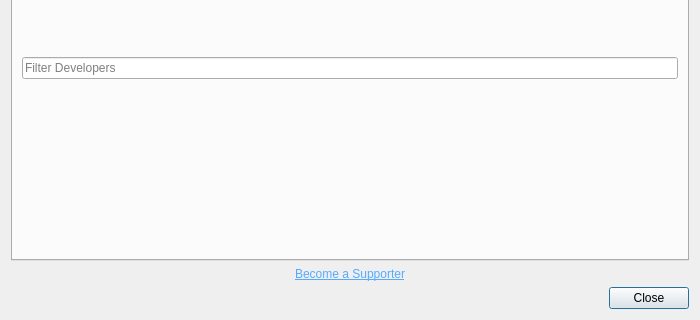
Qt form src/windows/ui/credits.ui (OpenShot/openshot-qt) before a commit; both pictures show x 0 to 700 and y 160 to 480 of the 700 by 480 pixel window.
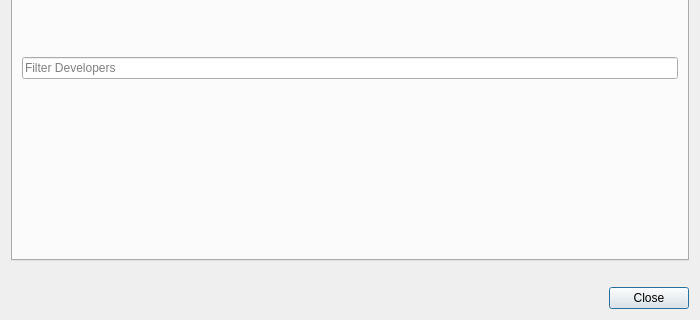
The same form after that commit. Icons and pictures are not drawn.

Commit message: Integrating current language into website URLs and simplifying a few translations (removing HTML tags)

What changed in the file:
```diff
--- a/src/windows/ui/credits.ui
+++ b/src/windows/ui/credits.ui
@@ -103,7 +103,7 @@
    <item>
     <widget class="QLabel" name="label">
      <property name="text">
-      <string>&lt;html&gt;&lt;head/&gt;&lt;body&gt;&lt;p align=&quot;center&quot;&gt;&lt;a href=&quot;http://www.openshot.org/donate/?app-about-us&quot;&gt;&lt;span style=&quot; text-decoration: underline; color:#55aaff;&quot;&gt;Become a Supporter&lt;/span&gt;&lt;/a&gt;&lt;/p&gt;&lt;/body&gt;&lt;/html&gt;</string>
+      <string notr="true"/>
      </property>
      <property name="textFormat">
       <enum>Qt::RichText</enum>
```
Left out of the diff: 2 changed lines with no effect on the pictures. The commit also changes 6 other files.
